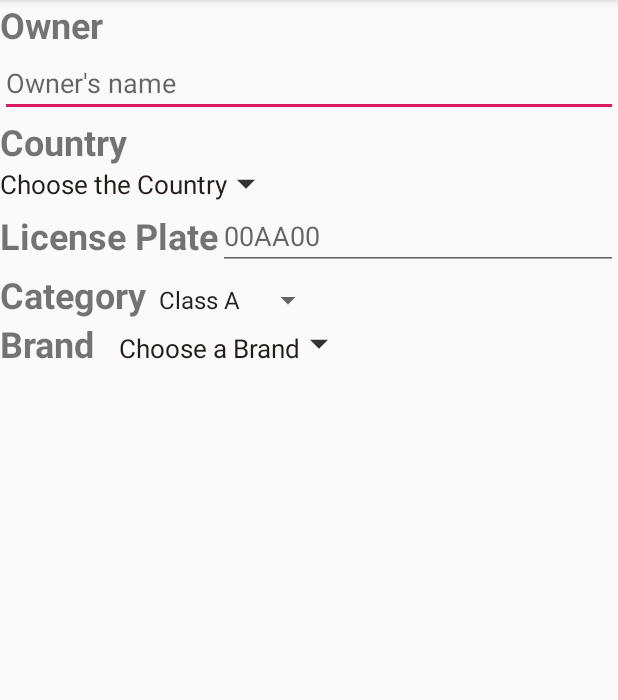
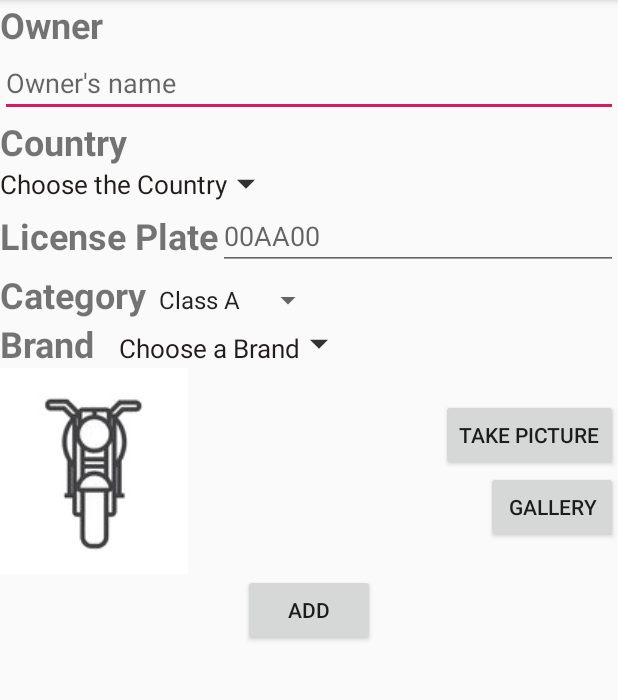
Before and after one commit to jorgeta1996/ProjetoPDM, an Android app: the AddActivity screen opened directly, with no data from a screen before it, on a phone screen of 412 x 824 dp, the part 84-784 px from its top. Run offline under Robolectric (Android 15) with nearby library versions, the light colour scheme and no system bars; libraries missing offline, so code that uses them is left out: in.galaxyofandroid.spinerdialog.

Commit message:
Botões e imagens para cada classe

```diff
--- a/app/src/main/res/layout/activity_add.xml
+++ b/app/src/main/res/layout/activity_add.xml
@@ -142,4 +142,47 @@
 
     </LinearLayout>
 
+    <LinearLayout
+        android:layout_width="match_parent"
+        android:layout_height="wrap_content"
+        android:orientation="horizontal">
+
+        <ImageView
+            android:id="@+id/imageVehicle"
+            android:layout_width="wrap_content"
+            android:layout_height="wrap_content"
+            android:contentDescription="@string/class_image"
+            app:srcCompat="@drawable/classe_a" />
+
+        <LinearLayout
+            android:layout_width="match_parent"
+            android:layout_height="match_parent"
+            android:gravity="center|end"
+            android:orientation="vertical">
+
+            <Button
+                android:id="@+id/buttonAddPhotoCamera"
+                android:layout_width="wrap_content"
+                android:layout_height="wrap_content"
+                android:onClick="onClickButtonPicture"
+                android:text="@string/buttonPicture" />
+
+            <Button
+                android:id="@+id/buttonAddPhotoGallery"
+                android:layout_width="wrap_content"
+                android:layout_height="wrap_content"
+                android:onClick="onClickButtonGallery"
+                android:text="@string/buttonGallery" />
+        </LinearLayout>
+
+    </LinearLayout>
+
+    <Button
+        android:id="@+id/buttonAddVehicle"
+        android:layout_width="wrap_content"
+        android:layout_height="wrap_content"
+        android:layout_gravity="center"
+        android:onClick="onClickButtonAdd"
+        android:text="@string/add" />
+
 </LinearLayout>
--- a/app/src/main/res/values/strings.xml
+++ b/app/src/main/res/values/strings.xml
@@ -391,4 +391,6 @@
     <string name="ok" translatable="false">OK</string>
     <string name="textView_SpinnerMarcas">Choose a Brand</string>
     <string name="textView_SpinnerCountries">Choose the Country</string>
+    <string name="buttonPicture">Take Picture</string>
+    <string name="buttonGallery">Gallery</string>
 </resources>
```
Also changed, not shown: app/src/main/java/pt/ipleiria/projetopdm/AddActivity.java (+24 -2 lines), 1 other file.
